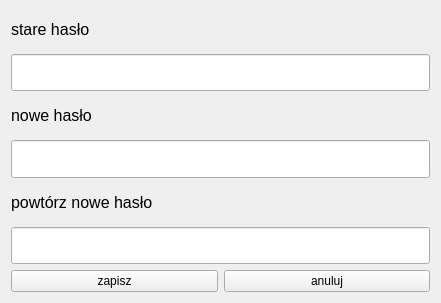
Above: project_managment/project_managment/zmien_haslo_okno.ui from Sleyn2/IO_projectmanagement before the change. Below: the same form after it.
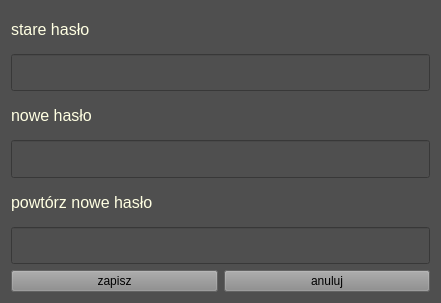
That is the form after the change.

```diff
--- a/project_managment/project_managment/zmien_haslo_okno.ui
+++ b/project_managment/project_managment/zmien_haslo_okno.ui
@@ -13,6 +13,9 @@
   <property name="windowTitle">
    <string>zmien_haslo_okno</string>
   </property>
+  <property name="styleSheet">
+   <string notr="true">background-color: rgb(79, 79, 79);</string>
+  </property>
   <layout class="QVBoxLayout" name="verticalLayout_2">
    <item>
     <layout class="QVBoxLayout" name="verticalLayout">
@@ -23,6 +26,9 @@
          <pointsize>12</pointsize>
         </font>
        </property>
+       <property name="styleSheet">
+        <string notr="true">color: rgb(255, 255, 226);</string>
+       </property>
        <property name="text">
         <string>stare hasło</string>
        </property>
@@ -36,6 +42,14 @@
          <verstretch>0</verstretch>
         </sizepolicy>
        </property>
+       <property name="font">
+        <font>
+         <pointsize>11</pointsize>
+        </font>
+       </property>
+       <property name="styleSheet">
+        <string notr="true">color: rgb(255, 255, 226);</string>
+       </property>
        <property name="echoMode">
         <enum>QLineEdit::Password</enum>
        </property>
@@ -48,6 +62,9 @@
          <pointsize>12</pointsize>
         </font>
        </property>
+       <property name="styleSheet">
+        <string notr="true">color: rgb(255, 255, 226);</string>
+       </property>
        <property name="text">
         <string>nowe hasło</string>
        </property>
@@ -61,6 +78,14 @@
          <verstretch>0</verstretch>
         </sizepolicy>
        </property>
+       <property name="font">
+        <font>
+         <pointsize>11</pointsize>
+        </font>
+       </property>
+       <property name="styleSheet">
+        <string notr="true">color: rgb(255, 255, 226);</string>
+       </property>
        <property name="echoMode">
         <enum>QLineEdit::Password</enum>
        </property>
@@ -73,6 +98,9 @@
          <pointsize>12</pointsize>
         </font>
        </property>
+       <property name="styleSheet">
+        <string notr="true">color: rgb(255, 255, 226);</string>
+       </property>
        <property name="text">
         <string>powtórz nowe hasło</string>
        </property>
@@ -86,6 +114,14 @@
          <verstretch>0</verstretch>
         </sizepolicy>
        </property>
+       <property name="font">
+        <font>
+         <pointsize>11</pointsize>
+        </font>
+       </property>
+       <property name="styleSheet">
+        <string notr="true">color: rgb(255, 255, 226);</string>
+       </property>
        <property name="echoMode">
         <enum>QLineEdit::Password</enum>
        </property>
@@ -97,6 +133,9 @@
     <layout class="QHBoxLayout" name="horizontalLayout">
      <item>
       <widget class="QPushButton" name="pushButton_zapisz">
+       <property name="styleSheet">
+        <string notr="true">background-color: rgb(139, 139, 139);</string>
+       </property>
        <property name="text">
         <string>zapisz</string>
        </property>
@@ -104,6 +143,9 @@
      </item>
      <item>
       <widget class="QPushButton" name="pushButton_anuluj">
+       <property name="styleSheet">
+        <string notr="true">background-color: rgb(139, 139, 139);</string>
+       </property>
        <property name="text">
         <string>anuluj</string>
        </property>
```
